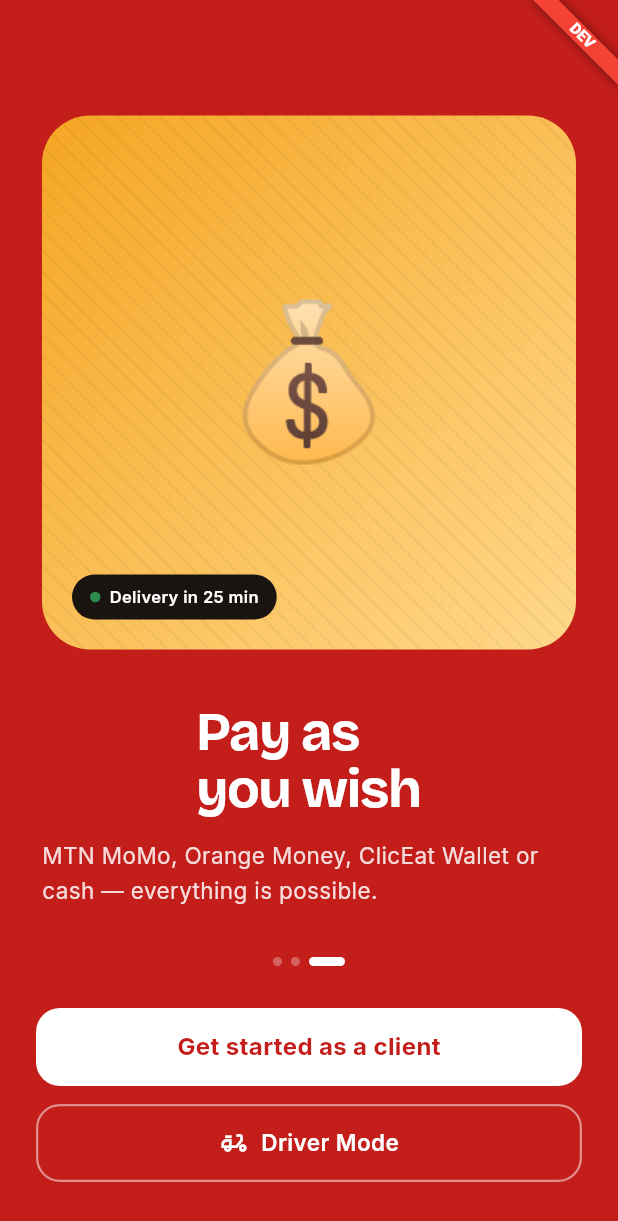
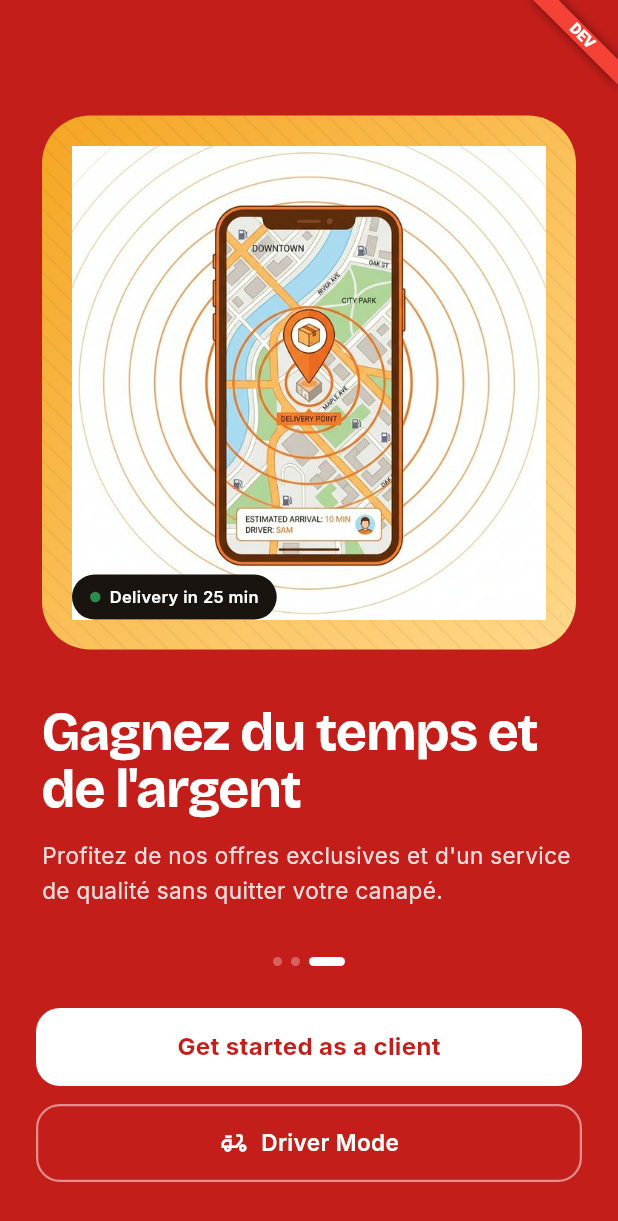
Before and after one commit to TheGoatIA/cliceat-mobile, a Flutter app: the screen it shows after launch, after a tap on "Skip", on a phone screen of 412 x 824 dp. Shown: the top 1221 px of the screen. Run offline on Flutter 3.47's test engine with Material 3 defaults, Android fonts, the phone set to English and light mode, and no system bars; our stand-ins replace app_links, cached_network_image, chopper, connectivity_plus, dartz, drift and 26 more; missing offline and left inert: http_certificate_pinning, mapbox_maps_flutter, screen_protector; accounts and stored records are empty; generated files the repository leaves out were written again; network calls fail.

Commit message:
feat: implement onboarding and splash screens for authentication flow

```diff
--- a/lib/features/auth/presentation/pages/onboarding_page.dart
+++ b/lib/features/auth/presentation/pages/onboarding_page.dart
@@ -18,19 +18,19 @@ class _OnboardingPageState extends State<OnboardingPage> {
 
   static final _slides = [
     _Slide(
-      emoji: '🍲',
-      title: 'onboarding.slide1_title'.tr(),
-      subtitle: 'onboarding.slide1_subtitle'.tr(),
+      image: 'assets/images/onboarding_1.png',
+      title: 'Le meilleur de la cuisine locale',
+      subtitle: 'Découvrez les meilleurs restaurants de Douala et Yaoundé livrés directement chez vous.',
     ),
     _Slide(
-      emoji: '🛵',
-      title: 'onboarding.slide2_title'.tr(),
-      subtitle: 'onboarding.slide2_subtitle'.tr(),
+      image: 'assets/images/onboarding_2.png',
+      title: 'Livraison ultra-rapide',
+      subtitle: 'Nos livreurs partenaires sillonnent la ville pour vous garantir un repas chaud en moins de 30 minutes.',
     ),
     _Slide(
-      emoji: '💰',
-      title: 'onboarding.slide3_title'.tr(),
-      subtitle: 'onboarding.slide3_subtitle'.tr(),
+      image: 'assets/images/onboarding_3.png',
+      title: 'Gagnez du temps et de l\'argent',
+      subtitle: 'Profitez de nos offres exclusives et d\'un service de qualité sans quitter votre canapé.',
     ),
   ];
 
@@ -197,7 +197,13 @@ class _OnboardingPageState extends State<OnboardingPage> {
                   ),
                 ),
                 Center(
-                  child: Text(slide.emoji, style: const TextStyle(fontSize: 100)),
+                  child: Padding(
+                    padding: const EdgeInsets.all(20),
+                    child: Image.asset(
+                      slide.image,
+                      fit: BoxFit.contain,
+                    ),
+                  ),
                 ),
                 // Status badge
                 Positioned(
@@ -264,10 +270,10 @@ class _OnboardingPageState extends State<OnboardingPage> {
 }
 
 class _Slide {
-  final String emoji;
+  final String image;
   final String title;
   final String subtitle;
-  const _Slide({required this.emoji, required this.title, required this.subtitle});
+  const _Slide({required this.image, required this.title, required this.subtitle});
 }
 
 class _WhiteButton extends StatelessWidget {
--- a/lib/features/auth/presentation/pages/splash_page.dart
+++ b/lib/features/auth/presentation/pages/splash_page.dart
@@ -5,8 +5,35 @@ import 'package:google_fonts/google_fonts.dart';
 import '../bloc/auth_bloc.dart';
 import '../../../../core/theme/app_theme.dart';
 
-class SplashPage extends StatelessWidget {
+class SplashPage extends StatefulWidget {
   const SplashPage({super.key});
+
+  @override
+  State<SplashPage> createState() => _SplashPageState();
+}
+
+class _SplashPageState extends State<SplashPage> with SingleTickerProviderStateMixin {
+  late AnimationController _controller;
+  late Animation<double> _motoAnimation;
+
+  @override
+  void initState() {
+    super.initState();
+    _controller = AnimationController(
+      duration: const Duration(milliseconds: 2000),
+      vsync: this,
+    )..repeat();
+
+    _motoAnimation = Tween<double>(begin: -100, end: 400).animate(
+      CurvedAnimation(parent: _controller, curve: Curves.easeInOut),
+    );
+  }
+
+  @override
+  void dispose() {
+    _controller.dispose();
+    super.dispose();
+  }
 
   @override
   Widget build(BuildContext context) {
@@ -14,83 +41,124 @@ class SplashPage extends StatelessWidget {
       listener: (context, state) {
         state.maybeWhen(
           authenticated: (token, userId, currentMode) {
+            Future.delayed(const Duration(milliseconds: 1500), () {
+              if (!context.mounted) return;
               if (currentMode == 'delivery') {
                 context.go('/delivery');
               } else {
                 context.go('/client');
               }
+            });
           },
-          unauthenticated: () => context.go('/onboarding'),
+          unauthenticated: () {
+            Future.delayed(const Duration(milliseconds: 1500), () {
+              if (!context.mounted) return;
+              context.go('/onboarding');
+            });
+          },
           orElse: () {},
         );
       },
       child: Scaffold(
         backgroundColor: AppTheme.primaryRed,
-        body: Center(
+        body: Stack(
+          children: [
+            // Main content
+            Center(
               child: Column(
                 mainAxisAlignment: MainAxisAlignment.center,
                 children: [
-              // Logo
-              Container(
-                width: 88,
-                height: 88,
-                decoration: BoxDecoration(
-                  color: Colors.white.withValues(alpha: 0.15),
-                  borderRadius: BorderRadius.circular(44),
+                  // Real Logo
+                  Image.asset(
+                    'assets/images/logo.png',
+                    width: 140,
+                    height: 140,
+                    errorBuilder: (context, error, stackTrace) => Container(
+                      width: 120,
+                      height: 120,
+                      decoration: const BoxDecoration(
+                        color: Colors.white,
+                        shape: BoxShape.circle,
                       ),
-                child: Center(
-                  child: Container(
-                    width: 64,
-                    height: 64,
-                    decoration: BoxDecoration(
-                      color: Colors.white,
-                      borderRadius: BorderRadius.circular(32),
-                    ),
-                    child: Center(
-                      child: Text(
-                        'C',
-                        style: GoogleFonts.bricolageGrotesque(
-                          fontSize: 32,
-                          fontWeight: FontWeight.w800,
-                          color: AppTheme.primaryRed,
-                          letterSpacing: -1,
+                      child: const Center(
+                        child: Text('C', style: TextStyle(fontSize: 48, fontWeight: FontWeight.bold, color: AppTheme.primaryRed)),
                       ),
                     ),
                   ),
-                  ),
-                ),
-              ),
-              const SizedBox(height: 24),
+                  const SizedBox(height: 20),
                   Text(
                     'ClicEat',
                     style: GoogleFonts.bricolageGrotesque(
-                  fontSize: 40,
-                  fontWeight: FontWeight.w800,
+                      fontSize: 42,
+                      fontWeight: FontWeight.w900,
                       color: Colors.white,
                       letterSpacing: -1.5,
                     ),
                   ),
-              const SizedBox(height: 6),
+                  const SizedBox(height: 8),
                   Text(
-                'Douala · Yaoundé',
+                    'L\'EXCELLENCE DANS VOTRE ASSIETTE',
                     style: GoogleFonts.inter(
-                  fontSize: 14,
-                  color: Colors.white.withValues(alpha: 0.7),
-                  letterSpacing: 0.5,
-                ),
-              ),
-              const SizedBox(height: 48),
-              const SizedBox(
-                width: 24,
-                height: 24,
-                child: CircularProgressIndicator(
-                  valueColor: AlwaysStoppedAnimation<Color>(Colors.white),
-                  strokeWidth: 2.5,
+                      fontSize: 12,
+                      fontWeight: FontWeight.w700,
+                      color: Colors.white.withValues(alpha: 0.8),
+                      letterSpacing: 2.0,
                     ),
                   ),
                 ],
               ),
             ),
+
+            // Delivery Animation at the bottom
+            Positioned(
+              bottom: 100,
+              left: 0,
+              right: 0,
+              child: Column(
+                children: [
+                  SizedBox(
+                    height: 60,
+                    child: AnimatedBuilder(
+                      animation: _motoAnimation,
+                      builder: (context, child) {
+                        return Stack(
+                          children: [
+                            Positioned(
+                              left: _motoAnimation.value,
+                              child: const Icon(
+                                Icons.delivery_dining_rounded,
+                                size: 48,
+                                color: Colors.white,
+                              ),
+                            ),
+                            Positioned(
+                              right: 20,
+                              top: 10,
+                              child: Icon(
+                                Icons.person_pin_circle_rounded,
+                                size: 32,
+                                color: Colors.white.withValues(alpha: 0.5),
+                              ),
+                            ),
+                          ],
+                        );
+                      },
+                    ),
+                  ),
+                  const SizedBox(height: 20),
+                  const SizedBox(
+                    width: 32,
+                    height: 32,
+                    child: CircularProgressIndicator(
+                      valueColor: AlwaysStoppedAnimation<Color>(Colors.white),
+                      strokeWidth: 2,
+                    ),
+                  ),
+                ],
+              ),
+            ),
+          ],
+        ),
       ),
     );
   }
```
Lines whose indentation alone changed are shown as unchanged.
